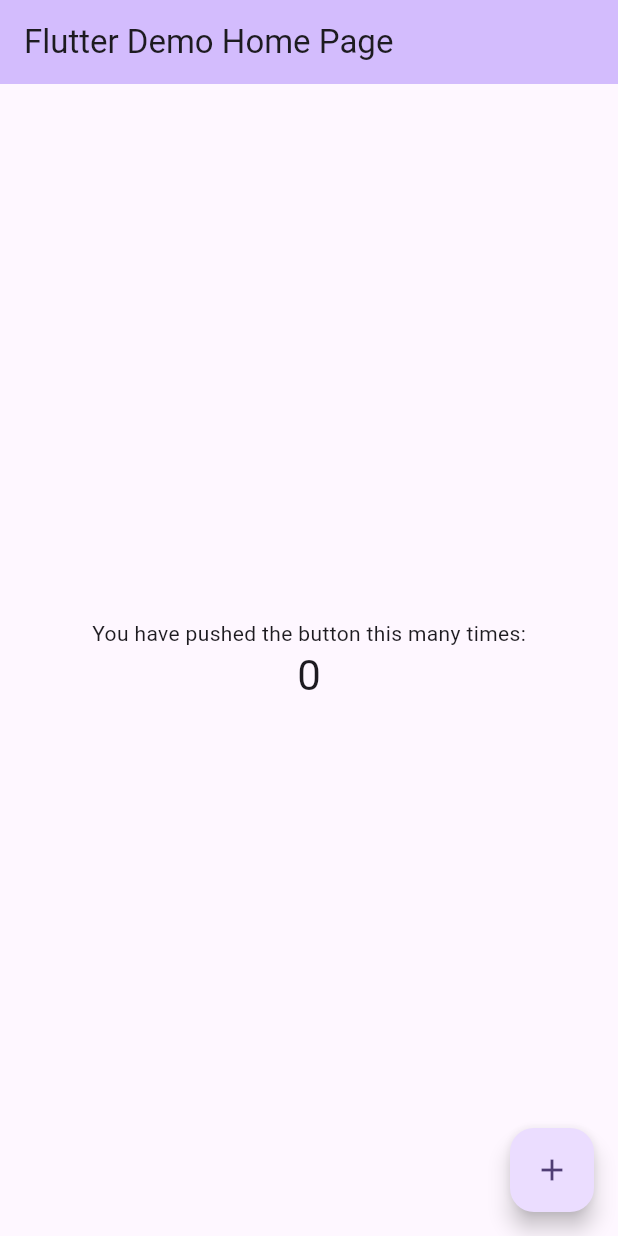
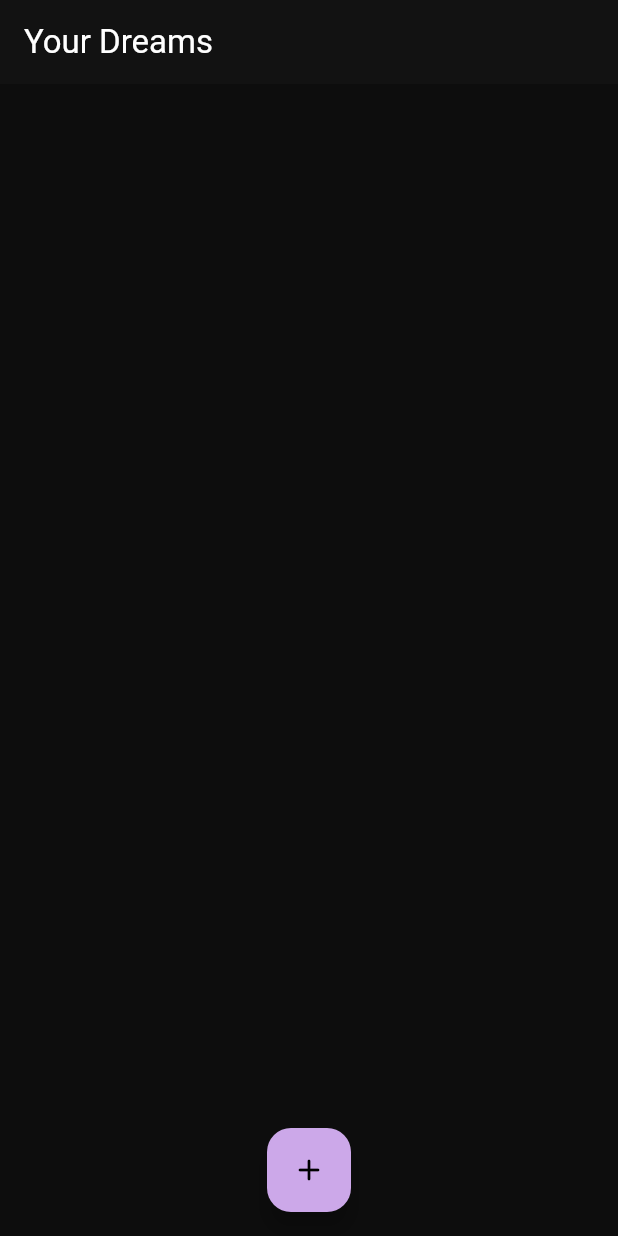
Before and after one commit to Anechaev06/Dream.io, a Flutter app: the screen it shows after launch, on a phone screen of 412 x 824 dp. Run offline on Flutter 3.47's test engine with Material 3 defaults, Android fonts, the phone set to English and light mode, and no system bars; our stand-ins replace google_fonts; Roboto replaces fonts that are missing (Ubuntu).

Commit message:
project setup

```diff
--- a/lib/main.dart
+++ b/lib/main.dart
@@ -1,125 +1,18 @@
+import 'package:dreamio/utils/theme/app_theme.dart';
 import 'package:flutter/material.dart';
+import 'views/pages/home_page.dart';
 
-void main() {
-  runApp(const MyApp());
-}
+void main() => runApp(const MyApp());
 
 class MyApp extends StatelessWidget {
   const MyApp({super.key});
 
-  // This widget is the root of your application.
   @override
   Widget build(BuildContext context) {
     return MaterialApp(
-      title: 'Flutter Demo',
-      theme: ThemeData(
-        // This is the theme of your application.
-        //
-        // TRY THIS: Try running your application with "flutter run". You'll see
-        // the application has a purple toolbar. Then, without quitting the app,
-        // try changing the seedColor in the colorScheme below to Colors.green
-        // and then invoke "hot reload" (save your changes or press the "hot
-        // reload" button in a Flutter-supported IDE, or press "r" if you used
-        // the command line to start the app).
-        //
-        // Notice that the counter didn't reset back to zero; the application
-        // state is not lost during the reload. To reset the state, use hot
-        // restart instead.
-        //
-        // This works for code too, not just values: Most code changes can be
-        // tested with just a hot reload.
-        colorScheme: ColorScheme.fromSeed(seedColor: Colors.deepPurple),
-        useMaterial3: true,
-      ),
-      home: const MyHomePage(title: 'Flutter Demo Home Page'),
+      debugShowCheckedModeBanner: false,
+      theme: AppTheme.darkThemeMode,
+      home: const HomePage(),
     );
   }
 }
-
-class MyHomePage extends StatefulWidget {
-  const MyHomePage({super.key, required this.title});
-
-  // This widget is the home page of your application. It is stateful, meaning
-  // that it has a State object (defined below) that contains fields that affect
-  // how it looks.
-
-  // This class is the configuration for the state. It holds the values (in this
-  // case the title) provided by the parent (in this case the App widget) and
-  // used by the build method of the State. Fields in a Widget subclass are
-  // always marked "final".
-
-  final String title;
-
-  @override
-  State<MyHomePage> createState() => _MyHomePageState();
-}
-
-class _MyHomePageState extends State<MyHomePage> {
-  int _counter = 0;
-
-  void _incrementCounter() {
-    setState(() {
-      // This call to setState tells the Flutter framework that something has
-      // changed in this State, which causes it to rerun the build method below
-      // so that the display can reflect the updated values. If we changed
-      // _counter without calling setState(), then the build method would not be
-      // called again, and so nothing would appear to happen.
-      _counter++;
-    });
-  }
-
-  @override
-  Widget build(BuildContext context) {
-    // This method is rerun every time setState is called, for instance as done
-    // by the _incrementCounter method above.
-    //
-    // The Flutter framework has been optimized to make rerunning build methods
-    // fast, so that you can just rebuild anything that needs updating rather
-    // than having to individually change instances of widgets.
-    return Scaffold(
-      appBar: AppBar(
-        // TRY THIS: Try changing the color here to a specific color (to
-        // Colors.amber, perhaps?) and trigger a hot reload to see the AppBar
-        // change color while the other colors stay the same.
-        backgroundColor: Theme.of(context).colorScheme.inversePrimary,
-        // Here we take the value from the MyHomePage object that was created by
-        // the App.build method, and use it to set our appbar title.
-        title: Text(widget.title),
-      ),
-      body: Center(
-        // Center is a layout widget. It takes a single child and positions it
-        // in the middle of the parent.
-        child: Column(
-          // Column is also a layout widget. It takes a list of children and
-          // arranges them vertically. By default, it sizes itself to fit its
-          // children horizontally, and tries to be as tall as its parent.
-          //
-          // Column has various properties to control how it sizes itself and
-          // how it positions its children. Here we use mainAxisAlignment to
-          // center the children vertically; the main axis here is the vertical
-          // axis because Columns are vertical (the cross axis would be
-          // horizontal).
-          //
-          // TRY THIS: Invoke "debug painting" (choose the "Toggle Debug Paint"
-          // action in the IDE, or press "p" in the console), to see the
-          // wireframe for each widget.
-          mainAxisAlignment: MainAxisAlignment.center,
-          children: <Widget>[
-            const Text(
-              'You have pushed the button this many times:',
-            ),
-            Text(
-              '$_counter',
-              style: Theme.of(context).textTheme.headlineMedium,
-            ),
-          ],
-        ),
-      ),
-      floatingActionButton: FloatingActionButton(
-        onPressed: _incrementCounter,
-        tooltip: 'Increment',
-        child: const Icon(Icons.add),
-      ), // This trailing comma makes auto-formatting nicer for build methods.
-    );
-  }
-}
--- /dev/null
+++ b/lib/utils/constants/app_palette.dart
@@ -0,0 +1,7 @@
+import 'package:flutter/material.dart';
+
+class AppPalette {
+  static const Color bgColor = Color(0xFF0D0D0D);
+  static const Color primaryColor = Color(0xFFCCA8E9);
+  static const Color secondaryColor = Color(0xFFDEFCF9);
+}
--- /dev/null
+++ b/lib/utils/theme/app_theme.dart
@@ -0,0 +1,16 @@
+import 'package:dreamio/utils/constants/app_palette.dart';
+import 'package:flutter/material.dart';
+import 'package:google_fonts/google_fonts.dart';
+
+class AppTheme {
+  static final darkThemeMode = ThemeData.dark().copyWith(
+    primaryColor: AppPalette.primaryColor,
+    scaffoldBackgroundColor: AppPalette.bgColor,
+    colorScheme: const ColorScheme.dark(
+      primary: AppPalette.primaryColor,
+      secondary: AppPalette.secondaryColor,
+      background: AppPalette.bgColor,
+    ),
+    textTheme: GoogleFonts.ubuntuTextTheme(ThemeData.dark().textTheme),
+  );
+}
--- /dev/null
+++ b/lib/views/pages/home_page.dart
@@ -0,0 +1,25 @@
+import 'package:flutter/material.dart';
+
+class HomePage extends StatelessWidget {
+  const HomePage({super.key});
+
+  @override
+  Widget build(BuildContext context) {
+    return Scaffold(
+      appBar: AppBar(
+        title: const Text("Your Dreams"),
+      ),
+      body: const Center(
+        child: Column(
+          mainAxisAlignment: MainAxisAlignment.center,
+          children: [],
+        ),
+      ),
+      floatingActionButton: FloatingActionButton(
+        onPressed: () {},
+        child: const Icon(Icons.add_rounded),
+      ),
+      floatingActionButtonLocation: FloatingActionButtonLocation.centerFloat,
+    );
+  }
+}
```
Also changed, not shown: pubspec.yaml (+6 -61 lines), lib/models/dream_model.dart (added), lib/models/goal_model.dart (added), lib/models/plan_model.dart (added), lib/view_models/dream_view_model.dart (added), lib/view_models/goal_view_model.dart (added), lib/view_models/plan_view_model.dart (added), lib/views/pages/dream_page.dart (added), lib/views/pages/goal_page.dart (added), lib/views/pages/plan_page.dart (added), 6 other files.
